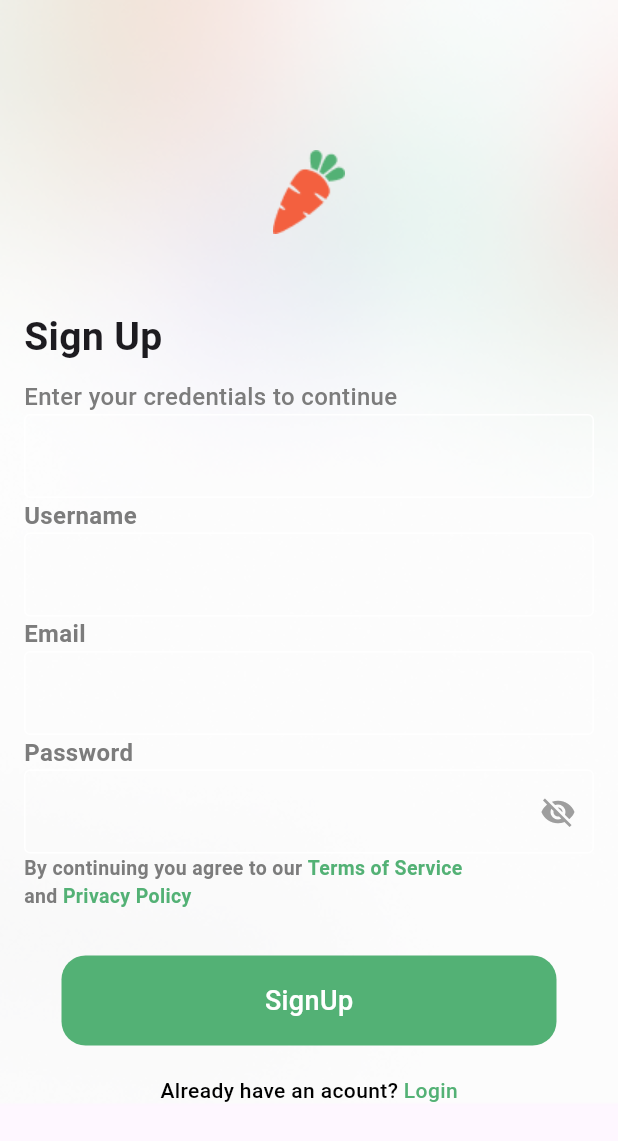
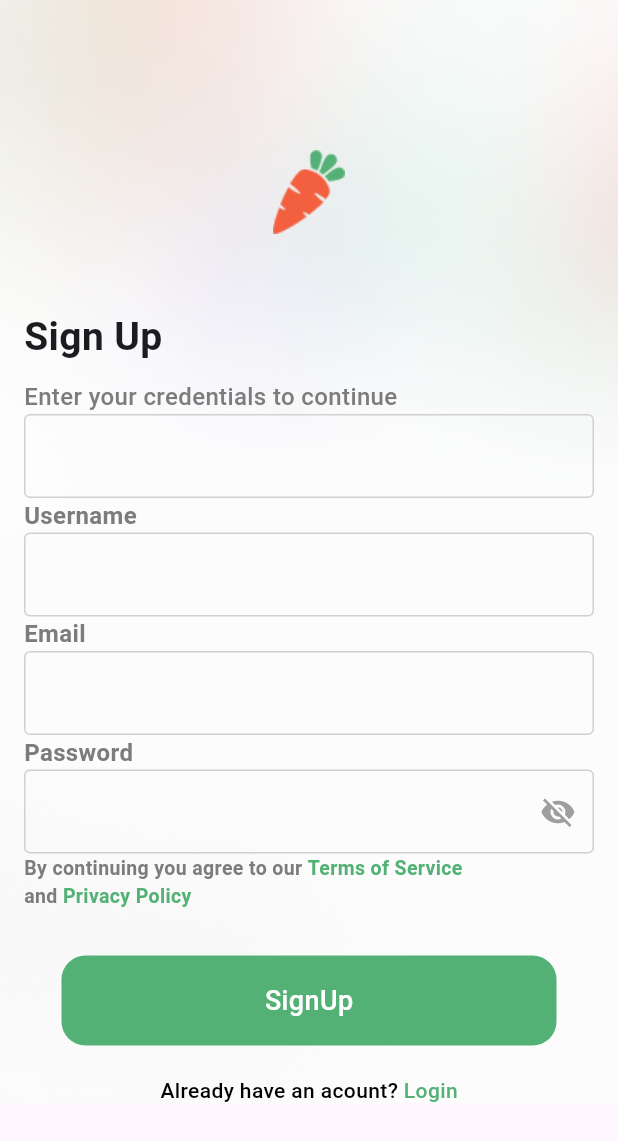
Before and after one commit to DEV-ReemAhmed/Nectar_App, a Flutter app: the SignUpView screen opened by its route, on a phone screen of 412 x 824 dp. Shown: the top 1141 px of the screen. Run offline on Flutter 3.47's test engine with Material 3 defaults, Android fonts, the phone set to English and light mode, and no system bars; our stand-ins replace go_router, pin_code_fields; Roboto replaces fonts that are missing (Gilroy-Medium, Normal).

```diff
--- a/lib/core/utilies/widgets/custom_form_textField.dart
+++ b/lib/core/utilies/widgets/custom_form_textField.dart
@@ -9,10 +9,10 @@ class CustomFormTextField extends StatelessWidget {
       cursorColor: KPrimaryColor,
       cursorHeight: 25,
       decoration: const InputDecoration(
-        enabledBorder:  OutlineInputBorder(
-          borderSide: BorderSide(color: Colors.white),
+        enabledBorder: OutlineInputBorder(
+          borderSide: BorderSide(color: Color.fromARGB(255, 212, 207, 207)),
         ),
-        focusedBorder:  OutlineInputBorder(
+        focusedBorder: OutlineInputBorder(
           borderSide: BorderSide(color: KPrimaryColor),
         ),
       ),
--- a/lib/core/utilies/widgets/custom_password_textField.dart
+++ b/lib/core/utilies/widgets/custom_password_textField.dart
@@ -29,7 +29,7 @@ class _CustomPasswordTextFieldState extends State<CustomPasswordTextField> {
               color: Colors.grey,
             )),
         enabledBorder: const OutlineInputBorder(
-          borderSide: BorderSide(color: Colors.white),
+          borderSide: BorderSide(color: Color.fromARGB(255, 212, 207, 207)),
         ),
         focusedBorder: const OutlineInputBorder(
           borderSide: BorderSide(color: KPrimaryColor),
```
